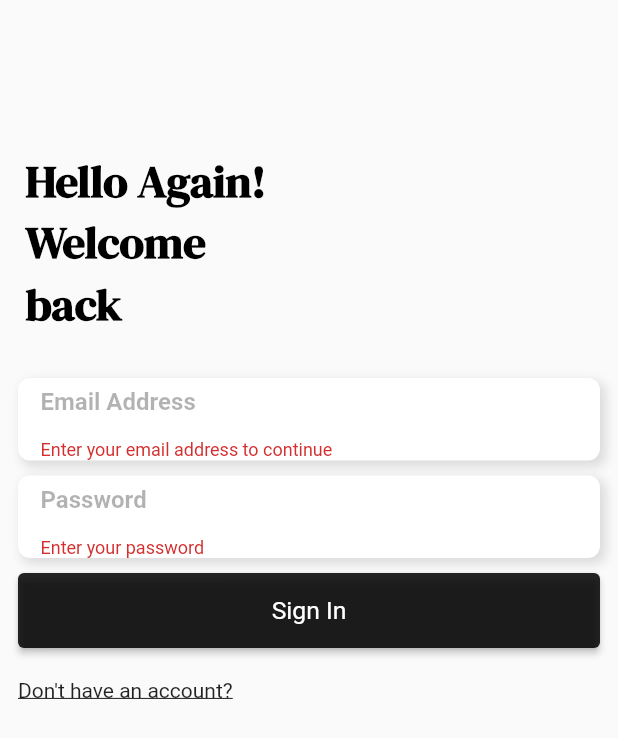
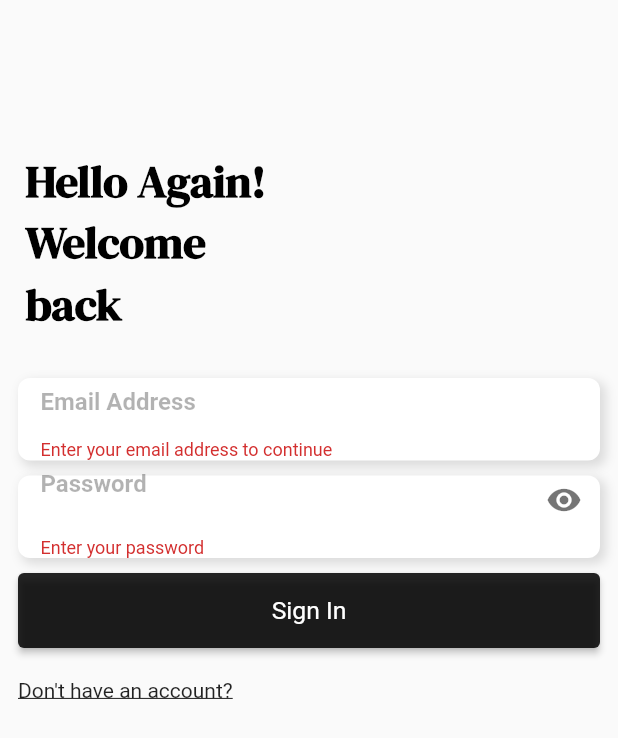
Before and after one commit to MayYaminThant/art_gallery, a Flutter app: the screen it shows after launch, after a tap on "Sign In", on a phone screen of 412 x 824 dp. Shown: the top 738 px of the screen. Run offline on Flutter 3.47's test engine with Material 2 defaults, Android fonts, the phone set to English and light mode, and no system bars; our stand-ins replace animated_text_kit, cached_network_image, cloud_firestore, firebase_auth, firebase_core, firebase_storage and 3 more; accounts and stored records are empty; Roboto replaces fonts that are missing (Sarabun).

Commit message:
Fixed bugs.

```diff
--- /dev/null
+++ b/lib/controller/password_visibility_controller.dart
@@ -0,0 +1,14 @@
+import 'package:flutter/material.dart';
+
+class PasswordVisibilityController with ChangeNotifier {
+  bool _isShowPassword = false;
+  bool get isShowPassword => _isShowPassword;
+
+  set isShowPassword(bool isShowPassword) {
+    if (isShowPassword == _isShowPassword) {
+      return;
+    }
+    _isShowPassword = isShowPassword;
+    notifyListeners();
+  }
+}
--- a/lib/controller/user_auth_controller.dart
+++ b/lib/controller/user_auth_controller.dart
@@ -10,15 +10,14 @@ enum ApplicationLoginState {
 
 class AuthStateController extends ChangeNotifier {
   Future<ApplicationLoginState> init() async {
-    FirebaseAuth.instance.userChanges().listen((user) {
-      if (user != null) {
+    if (FirebaseAuth.instance.currentUser != null) {
       _loginState = ApplicationLoginState.loggedIn;
-        _currentUser = user;
+      _currentUser = FirebaseAuth.instance.currentUser;
     } else {
       _loginState = ApplicationLoginState.loggedOut;
       _currentUser = null;
     }
-    });
+
     return _loginState;
   }
 
@@ -56,10 +55,12 @@ class AuthStateController extends ChangeNotifier {
       var methods =
           await FirebaseAuth.instance.fetchSignInMethodsForEmail(email);
       if (methods.contains('password')) {
+        UserCredential credential =
             await FirebaseAuth.instance.signInWithEmailAndPassword(
           email: email,
           password: password,
         );
+        _currentUser = credential.user;
         loginState = ApplicationLoginState.loggedIn;
       } else {
         errorString = 'No account with your email. Please register first!';
--- a/lib/main.dart
+++ b/lib/main.dart
@@ -1,5 +1,6 @@
 import '../controller/photo_detail_controller.dart';
 import '../controller/category_list_controller.dart';
+import '../../controller/password_visibility_controller.dart';
 import '../controller/user_auth_controller.dart';
 import '../ui/common_widget/common_widget.dart';
 import '../ui/page/splash_screen.dart';
@@ -31,6 +32,9 @@ class MyAppProvider extends StatelessWidget {
         ChangeNotifierProvider(
           create: (_) => AuthStateController(),
         ),
+        ChangeNotifierProvider(
+          create: (_) => PasswordVisibilityController(),
+        ),
       ],
       child: MyApp(),
     );
--- a/lib/ui/common_widget/common_widget.dart
+++ b/lib/ui/common_widget/common_widget.dart
@@ -33,7 +33,10 @@ Photo get newPhoto => Photo(
     categoryName: '',
     customerName: '',
     photoDescription: '',
-    rating: 0);
+    rating: 0,
+    price: 0,
+    createdDate: '',
+    modifiedDate: '');
 
 RatingBar ratingBar(rating, unRatedClr) {
   return RatingBar.builder(
@@ -171,6 +174,22 @@ commonLoginTextFeild(
   InputDecoration decoration,
   String? Function(String?) validator,
 ) {
+  return commonLoginTextFeildWithPsw(
+    _textController,
+    false,
+    false,
+    decoration,
+    validator,
+  );
+}
+
+commonLoginTextFeildWithPsw(
+  TextEditingController _textController,
+  bool isShowIcon,
+  bool isShowPassword,
+  InputDecoration decoration,
+  String? Function(String?) validator,
+) {
   return Container(
     height: 55,
     decoration: BoxDecoration(
@@ -199,12 +218,18 @@ commonLoginTextFeild(
         controller: _textController,
         decoration: decoration,
         validator: validator,
+        obscureText: isShowIcon ? !isShowPassword : false,
       ),
     ),
   );
 }
 
 InputDecoration loginTextFeildDecoration() {
+  return loginTextFeildDecorationIncludePsw(false, false, () {});
+}
+
+InputDecoration loginTextFeildDecorationIncludePsw(
+    _showIcon, _showPassword, VoidCallback voidCallback) {
   return InputDecoration(
     hintText: 'Email Address',
     hintStyle: TextStyle(
@@ -218,6 +243,15 @@ InputDecoration loginTextFeildDecoration() {
     errorBorder: InputBorder.none,
     disabledBorder: InputBorder.none,
     contentPadding: EdgeInsets.only(left: 15, bottom: 11, top: 11, right: 15),
+    suffixIcon: (_showIcon
+        ? GestureDetector(
+            onTap: voidCallback,
+            child: Icon(
+              _showPassword ? Icons.visibility_off : Icons.visibility,
+              color: Colors.black54,
+            ),
+          )
+        : null),
   );
 }
 
--- a/lib/ui/menu/common_container_ceter_to_right.dart
+++ b/lib/ui/menu/common_container_ceter_to_right.dart
@@ -22,10 +22,10 @@ class AnimateRightToLeft extends StatelessWidget {
           child: body,
         ),
         AnimatedContainer(
-          duration: Duration(seconds: 1),
+          duration: Duration(milliseconds: 200),
           alignment: visible ? Alignment.center : Alignment.centerRight,
           child: AnimatedOpacity(
-            duration: Duration(seconds: 1),
+            duration: Duration(milliseconds: 200),
             opacity: visible ? 1.0 : 0.0,
             child: child,
           ),
--- a/lib/ui/menu/sign_in_form.dart
+++ b/lib/ui/menu/sign_in_form.dart
@@ -1,7 +1,9 @@
 import '../../controller/user_auth_controller.dart';
+import '../../controller/password_visibility_controller.dart';
 import '../../ui/menu/register_form.dart';
 import '../../ui/page/main_page.dart';
 import '../../ui/common_widget/common_widget.dart';
+import '../../util/common_util.dart';
 
 import 'package:flutter/material.dart';
 import 'package:provider/provider.dart';
@@ -15,6 +17,14 @@ class _SignInFormState extends State<SignInForm> {
   final _formKey = GlobalKey<FormState>(debugLabel: '_PasswordFormState');
   final _emailController = TextEditingController();
   final _passwordController = TextEditingController();
+
+  @override
+  void initState() {
+    super.initState();
+    CommonUtils.doInFuture(() {
+      context.read<PasswordVisibilityController>().isShowPassword = false;
+    });
+  }
 
   @override
   Widget build(BuildContext context) {
@@ -74,9 +84,15 @@ class _SignInFormState extends State<SignInForm> {
         },
       ),
       sizeBoxBetweenColumnCells,
-      commonLoginTextFeild(
+      Consumer<PasswordVisibilityController>(
+        builder: (context, pswController, _) => commonLoginTextFeildWithPsw(
           _passwordController,
-        loginTextFeildDecoration().copyWith(
+          true,
+          pswController.isShowPassword,
+          loginTextFeildDecorationIncludePsw(true, pswController.isShowPassword,
+              () {
+            pswController.isShowPassword = !pswController.isShowPassword;
+          }).copyWith(
             hintText: 'Password',
           ),
           (value) {
@@ -85,6 +101,7 @@ class _SignInFormState extends State<SignInForm> {
             }
             return null;
           },
+        ),
       ),
       sizeBoxBetweenColumnCells,
       Consumer<AuthStateController>(
--- a/pubspec.yaml
+++ b/pubspec.yaml
@@ -31,6 +31,7 @@ dependencies:
   firebase_auth: ^1.0.0
   splashscreen: ^1.3.5
   animated_text_kit: ^4.2.1
+  photo_view: ^0.12.0
 
   # The following adds the Cupertino Icons font to your application.
   # Use with the CupertinoIcons class for iOS style icons.
```
Also changed, not shown: lib/ui/menu/register_form.dart (+19 -2 lines), lib/ui/page/photo_view_page.dart (+21 -10 lines), pubspec.lock. Lines whose indentation alone changed are shown as unchanged.
